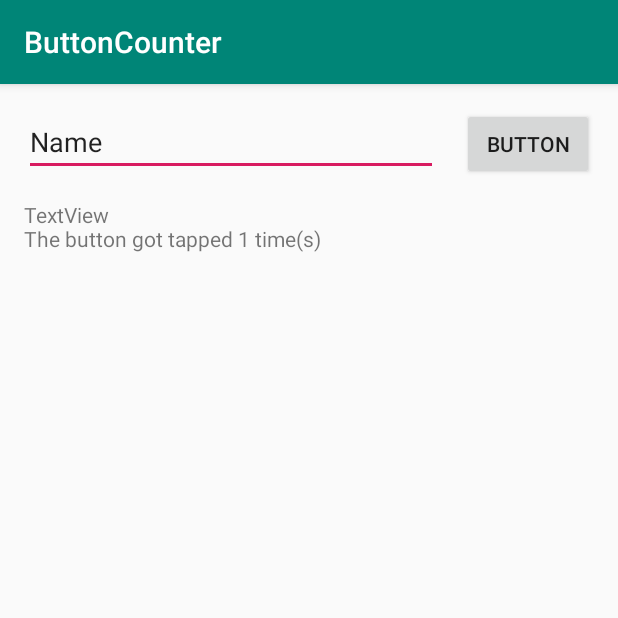
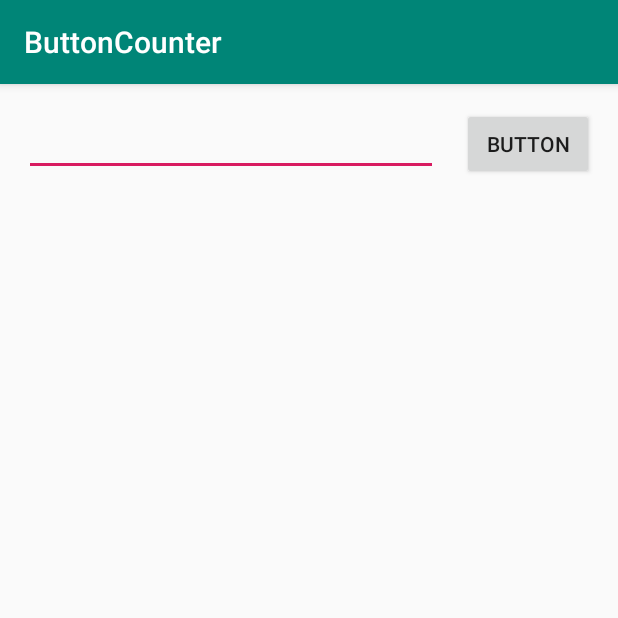
Before and after one commit to AlexWonkeunLee/ButtonCounter, an Android app: the screen it shows after launch (MainActivity), after a tap on "BUTTON", on a phone screen of 412 x 824 dp, the top half of it. Run offline under Robolectric (Android 15) with nearby library versions, the phone set to English and light mode, and no system bars.

Commit message:
setting and getting text

```diff
--- a/app/src/main/java/com/example/buttoncounter/MainActivity.java
+++ b/app/src/main/java/com/example/buttoncounter/MainActivity.java
@@ -1,6 +1,7 @@
 package com.example.buttoncounter;
 
 import android.os.Bundle;
+import android.text.method.ScrollingMovementMethod;
 import android.view.View;
 import android.widget.Button;
 import android.widget.EditText;
@@ -13,23 +14,24 @@ public class MainActivity extends AppCompatActivity {
     private EditText userInput;
     private Button button;
     private TextView textView;
-    private int numTimesClicked = 0;
 
     @Override
     protected void onCreate(Bundle savedInstanceState) {
         super.onCreate(savedInstanceState);
         setContentView(R.layout.activity_main);
 
-        userInput = (EditText) findViewById(R.id.editText);
-        button = (Button) findViewById(R.id.button);
-        textView = (TextView) findViewById(R.id.textView);
+        userInput = findViewById(R.id.editText);
+        button = findViewById(R.id.button);
+        textView = findViewById(R.id.textView);
+        textView.setText("");
+        textView.setMovementMethod(new ScrollingMovementMethod());
+        userInput.setText("");
         View.OnClickListener ourOnClickListener = new View.OnClickListener() {
             @Override
             public void onClick(View v) {
-                numTimesClicked++;
-                String result = "\nThe button got tapped " + numTimesClicked + " time(s)";
-                textView.append(result);
-
+                String result = userInput.getText().toString();
+                textView.append(result + "\n");
+                userInput.setText("");
             }
         };
         button.setOnClickListener(ourOnClickListener);
```
